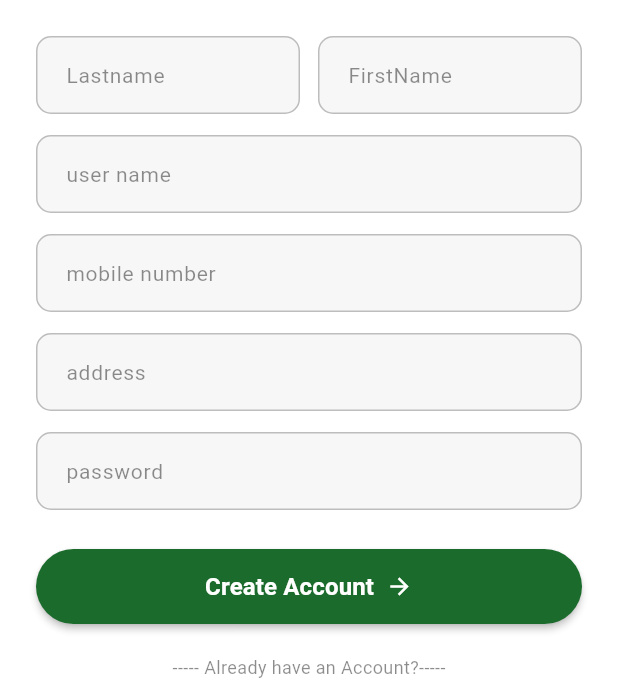
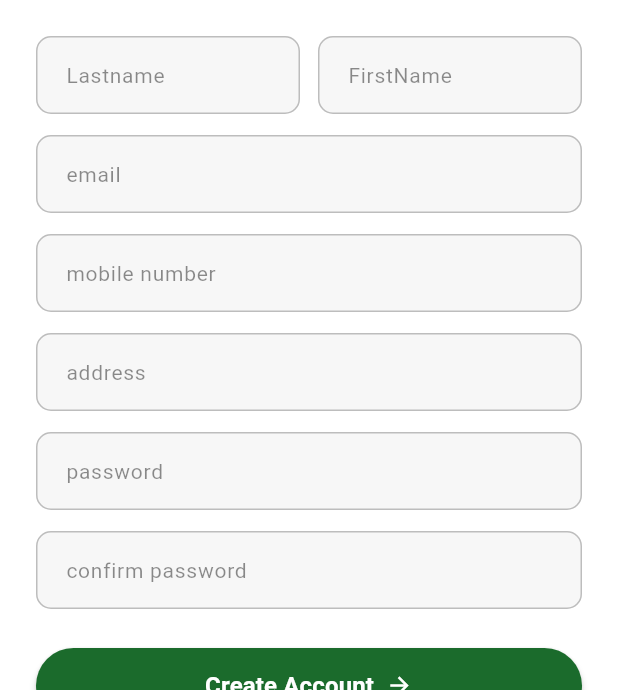
Before and after one commit to KyLordShield/Farmspot, a Flutter app: the SignUpScreen screen opened directly, on a phone screen of 412 x 824 dp, the part 546-1236 px from its top. Run offline on Flutter 3.47's test engine with Material 3 defaults, Android fonts, the phone set to English and light mode, and no system bars; our stand-ins replace shared_preferences; accounts and stored records are empty.

Commit message:
Updated Sign up Flutter Screen, Working Sign up new account and Auth check

```diff
--- a/mobile/farmspot_app/lib/screens/signup_screen.dart
+++ b/mobile/farmspot_app/lib/screens/signup_screen.dart
@@ -1,5 +1,7 @@
 import 'package:flutter/material.dart';
 import '../widgets/common_widgets.dart';
+import '../services/auth_service.dart';
+import 'home_screen.dart';
 import 'login_screen.dart';
 
 class SignUpScreen extends StatefulWidget {
@@ -12,25 +14,54 @@ class SignUpScreen extends StatefulWidget {
 class _SignUpScreenState extends State<SignUpScreen> {
   final _lastNameController = TextEditingController();
   final _firstNameController = TextEditingController();
-  final _usernameController = TextEditingController();
+  final _emailController = TextEditingController();
   final _mobileController = TextEditingController();
   final _addressController = TextEditingController();
   final _passwordController = TextEditingController();
+  final _confirmPasswordController = TextEditingController();
+
+  bool _isLoading = false;
+  String? _errorMessage;
 
   @override
   void dispose() {
     _lastNameController.dispose();
     _firstNameController.dispose();
-    _usernameController.dispose();
+    _emailController.dispose();
     _mobileController.dispose();
     _addressController.dispose();
     _passwordController.dispose();
+    _confirmPasswordController.dispose();
     super.dispose();
   }
 
-  void _handleCreateAccount() {
-    // TODO: hook up to backend once available.
-    debugPrint('Create account tapped — no backend wired yet.');
+  Future<void> _handleCreateAccount() async {
+    setState(() {
+      _isLoading = true;
+      _errorMessage = null;
+    });
+
+    final error = await AuthService.register(
+      name: '${_firstNameController.text.trim()} ${_lastNameController.text.trim()}'
+          .trim(),
+      email: _emailController.text.trim(),
+      password: _passwordController.text,
+      passwordConfirmation: _confirmPasswordController.text,
+      mobileNumber: _mobileController.text.trim(),
+    );
+
+    if (!mounted) return;
+
+    setState(() {
+      _isLoading = false;
+      _errorMessage = error;
+    });
+
+    if (error == null) {
+      Navigator.of(context).pushReplacement(
+        MaterialPageRoute(builder: (_) => const HomeScreen()),
+      );
+    }
   }
 
   void _goToLogin() {
@@ -72,8 +103,9 @@ class _SignUpScreenState extends State<SignUpScreen> {
                   ),
                   const SizedBox(height: 14),
                   FarmSpotTextField(
-                    hint: 'user name',
-                    controller: _usernameController,
+                    hint: 'email',
+                    controller: _emailController,
+                    keyboardType: TextInputType.emailAddress,
                   ),
                   const SizedBox(height: 14),
                   FarmSpotTextField(
@@ -92,11 +124,25 @@ class _SignUpScreenState extends State<SignUpScreen> {
                     controller: _passwordController,
                     obscureText: true,
                   ),
+                  const SizedBox(height: 14),
+                  FarmSpotTextField(
+                    hint: 'confirm password',
+                    controller: _confirmPasswordController,
+                    obscureText: true,
+                  ),
+                  if (_errorMessage != null) ...[
+                    const SizedBox(height: 12),
+                    Text(
+                      _errorMessage!,
+                      style: const TextStyle(color: Colors.red, fontSize: 13),
+                      textAlign: TextAlign.center,
+                    ),
+                  ],
                   const SizedBox(height: 26),
                   FarmSpotButton(
-                    label: 'Create Account',
+                    label: _isLoading ? 'Creating Account...' : 'Create Account',
                     trailingIcon: Icons.arrow_forward,
-                    onPressed: _handleCreateAccount,
+                    onPressed: _isLoading ? () {} : () => _handleCreateAccount(),
                   ),
                   const SizedBox(height: 20),
                   FarmSpotSwitchLink(
--- a/mobile/farmspot_app/lib/screens/welcome_screen.dart
+++ b/mobile/farmspot_app/lib/screens/welcome_screen.dart
@@ -1,7 +1,7 @@
 import 'package:flutter/material.dart';
 import '../theme.dart';
 import '../widgets/common_widgets.dart';
-import 'signup_screen.dart';
+import 'login_screen.dart';
 
 class WelcomeScreen extends StatelessWidget {
   const WelcomeScreen({super.key});
@@ -30,7 +30,7 @@ class WelcomeScreen extends StatelessWidget {
                 label: 'Get connected',
                 onPressed: () {
                   Navigator.of(context).push(
-                    MaterialPageRoute(builder: (_) => const SignUpScreen()),
+                    MaterialPageRoute(builder: (_) => const LoginScreen()),
                   );
                 },
               ),
--- a/mobile/farmspot_app/lib/services/auth_service.dart
+++ b/mobile/farmspot_app/lib/services/auth_service.dart
@@ -35,6 +35,54 @@ class AuthService {
     }
   }
 
+  /// Attempts registration. Returns null on success, or an error message string
+  /// on failure. Also stores the token so the user is logged in immediately.
+  static Future<String?> register({
+    required String name,
+    required String email,
+    required String password,
+    required String passwordConfirmation,
+    required String mobileNumber,
+  }) async {
+    try {
+      final response = await http.post(
+        Uri.parse('$baseUrl/register'),
+        headers: {'Accept': 'application/json'},
+        body: {
+          'USR_NAME': name,
+          'USR_EMAIL': email,
+          'USR_PASSWORD': password,
+          'USR_PASSWORD_confirmation': passwordConfirmation,
+          'USR_MOBILE_NUMBER': mobileNumber,
+        },
+      );
+
+      final data = jsonDecode(response.body);
+
+      if (response.statusCode == 201) {
+        final token = data['token'] as String;
+        final prefs = await SharedPreferences.getInstance();
+        await prefs.setString('auth_token', token);
+        return null; // null = success
+      }
+
+      // 422 validation failure: { message, errors: { field: [messages] } }.
+      // Return the first field error we find, e.g. duplicate email/mobile.
+      final errors = data['errors'];
+      if (errors is Map) {
+        for (final fieldErrors in errors.values) {
+          if (fieldErrors is List && fieldErrors.isNotEmpty) {
+            return fieldErrors.first.toString();
+          }
+        }
+      }
+
+      return data['message'] ?? 'Sign up failed. Please try again.';
+    } catch (e) {
+      return 'Could not reach the server. Check your connection.';
+    }
+  }
+
   static Future<String?> getToken() async {
     final prefs = await SharedPreferences.getInstance();
     return prefs.getString('auth_token');
```
